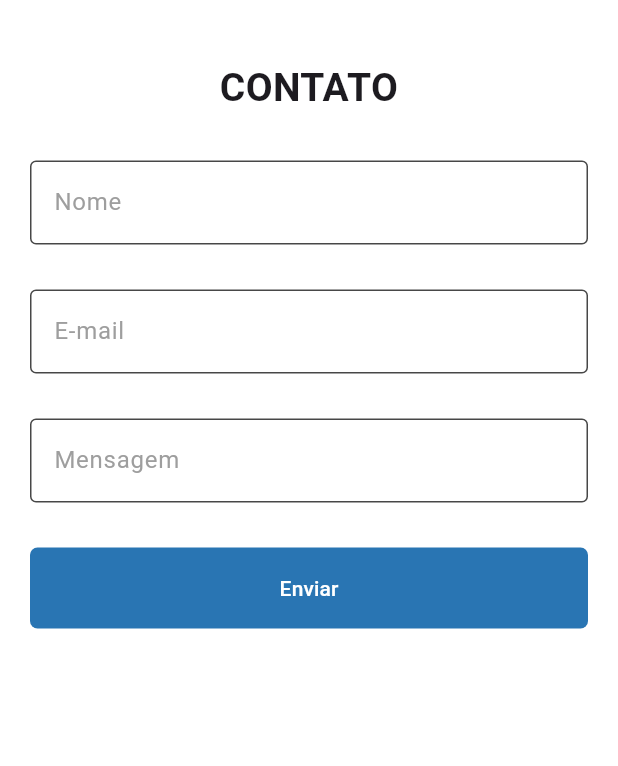
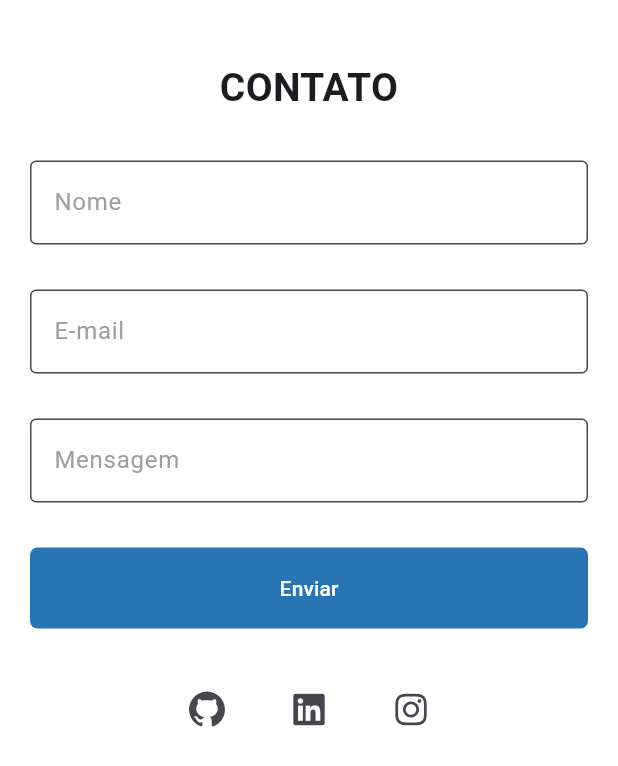
Before and after one commit to kauanvinicius9/Portfolio-Dart-Version, a Flutter app: the screen it shows after launch, after a tap on "Contato", on a phone screen of 412 x 824 dp. Shown: the top 766 px of the screen. Run offline on Flutter 3.47's test engine with Material 3 defaults, Android fonts, the phone set to English and light mode, and no system bars; our stand-ins replace flutter_svg, font_awesome_flutter.

Commit message:
add footer

```diff
--- a/lib/contato.dart
+++ b/lib/contato.dart
@@ -1,6 +1,7 @@
 // contato.dart
 import 'package:avaliacao/main.dart';
 import 'package:flutter/material.dart';
+import 'package:avaliacao/widgets/footer.dart';
 
 void main() {
   runApp(
@@ -227,7 +228,8 @@ class Contato extends StatelessWidget {
                     style: TextStyle(color: Colors.white)
                    )
                  ),
-                )
+                ),
+                Footer(),
               ],
             ),
           ),
--- a/lib/main.dart
+++ b/lib/main.dart
@@ -1,6 +1,7 @@
 // main.dart
 import 'package:avaliacao/projetos.dart';
 import 'package:avaliacao/contato.dart';
+import 'package:avaliacao/widgets/footer.dart';
 import 'package:flutter/material.dart';
 import 'package:flutter_svg/flutter_svg.dart';
 
@@ -204,7 +205,8 @@ class Portfolio extends StatelessWidget {
                         tech["icon"]!,
                       );
                     }).toList(),
-                  )
+                  ),
+                  Footer(),
                 ],
               ),
             ),
--- a/lib/projetos.dart
+++ b/lib/projetos.dart
@@ -2,6 +2,7 @@
 import 'package:avaliacao/main.dart';
 import 'package:flutter/material.dart';
 import 'package:url_launcher/url_launcher.dart';
+import 'package:avaliacao/widgets/footer.dart';
 
 void main() {
   runApp(
@@ -75,6 +76,7 @@ class Projetos extends StatelessWidget {
                   "Conceitos básicos de FastAPI com HTML.",
                   "https://github.com/kauanvinicius9/FastAPI"
                 ),
+                Footer(),
               ],
             ),
           ),
--- /dev/null
+++ b/lib/widgets/footer.dart
@@ -0,0 +1,50 @@
+// Componentização da footer
+
+import 'package:flutter/material.dart';
+import 'package:font_awesome_flutter/font_awesome_flutter.dart';
+import 'package:url_launcher/url_launcher.dart';
+
+class Footer extends StatelessWidget {
+  const Footer({super.key});
+
+  Future<void> _openLink(String url) async {
+    final Uri uri = Uri.parse(url);
+
+    if (await canLaunchUrl(uri)) {
+      await launchUrl(uri, mode: LaunchMode.externalApplication);
+
+    } else {
+      debugPrint("Ocorreu um erro ao abrir: $url");
+    }
+  }
+
+  @override
+  Widget build(BuildContext context) {
+    return Padding(
+      padding: const EdgeInsets.symmetric(vertical: 30),
+      child: Row(
+        mainAxisAlignment: MainAxisAlignment.center,
+        children: [
+          IconButton(
+            icon: FaIcon(FontAwesomeIcons.github),
+            onPressed: () => _openLink("https://github.com/kauanvinicius9"),
+          ),
+
+          SizedBox(width: 20),
+
+          IconButton(
+            icon: FaIcon(FontAwesomeIcons.linkedin),
+            onPressed: () => _openLink("https://www.linkedin.com/in/kauan-vin%C3%ADcius-953773359?utm_source=share&utm_campaign=share_via&utm_content=profile&utm_medium=android_app"),
+          ),
+
+          SizedBox(width: 20),
+
+          IconButton(
+            icon: FaIcon(FontAwesomeIcons.instagram),
+            onPressed: () => _openLink("https://www.instagram.com/kauanl01?igsh=MTA1czhyN3liM3l0NQ=="),
+          ),
+        ],
+      )
+    );
+  }
+}
--- a/pubspec.yaml
+++ b/pubspec.yaml
@@ -36,6 +36,7 @@ dependencies:
   # Use with the CupertinoIcons class for iOS style icons.
   cupertino_icons: ^1.0.8
   flutter_svg: ^2.2.4
+  font_awesome_flutter: ^11.0.0
 
 dev_dependencies:
   flutter_test:
```
Also changed, not shown: pubspec.lock.
